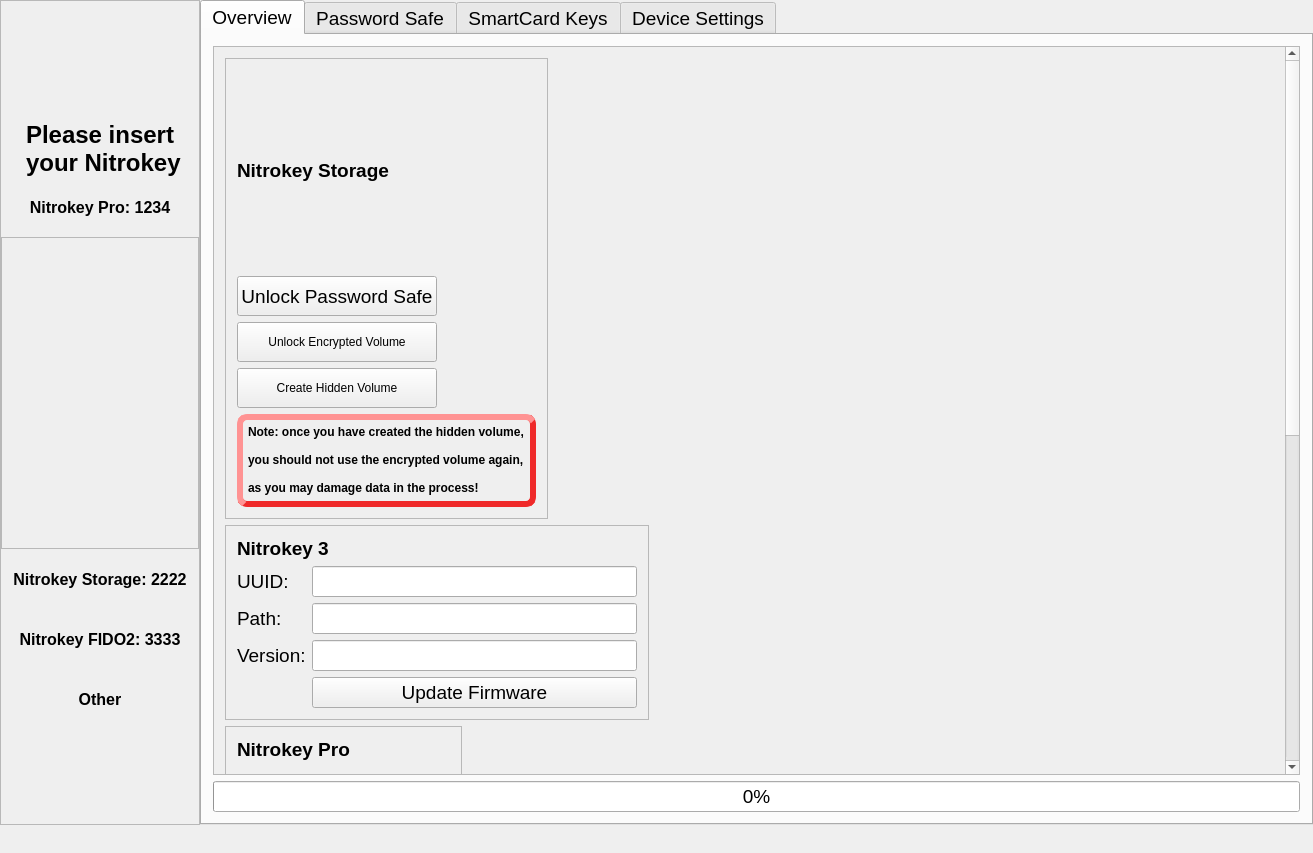
First picture: the form in nitropyapp/ui/mainwindow_alternative.ui, repository Nitrokey/nitrokey-app2, before the edit.
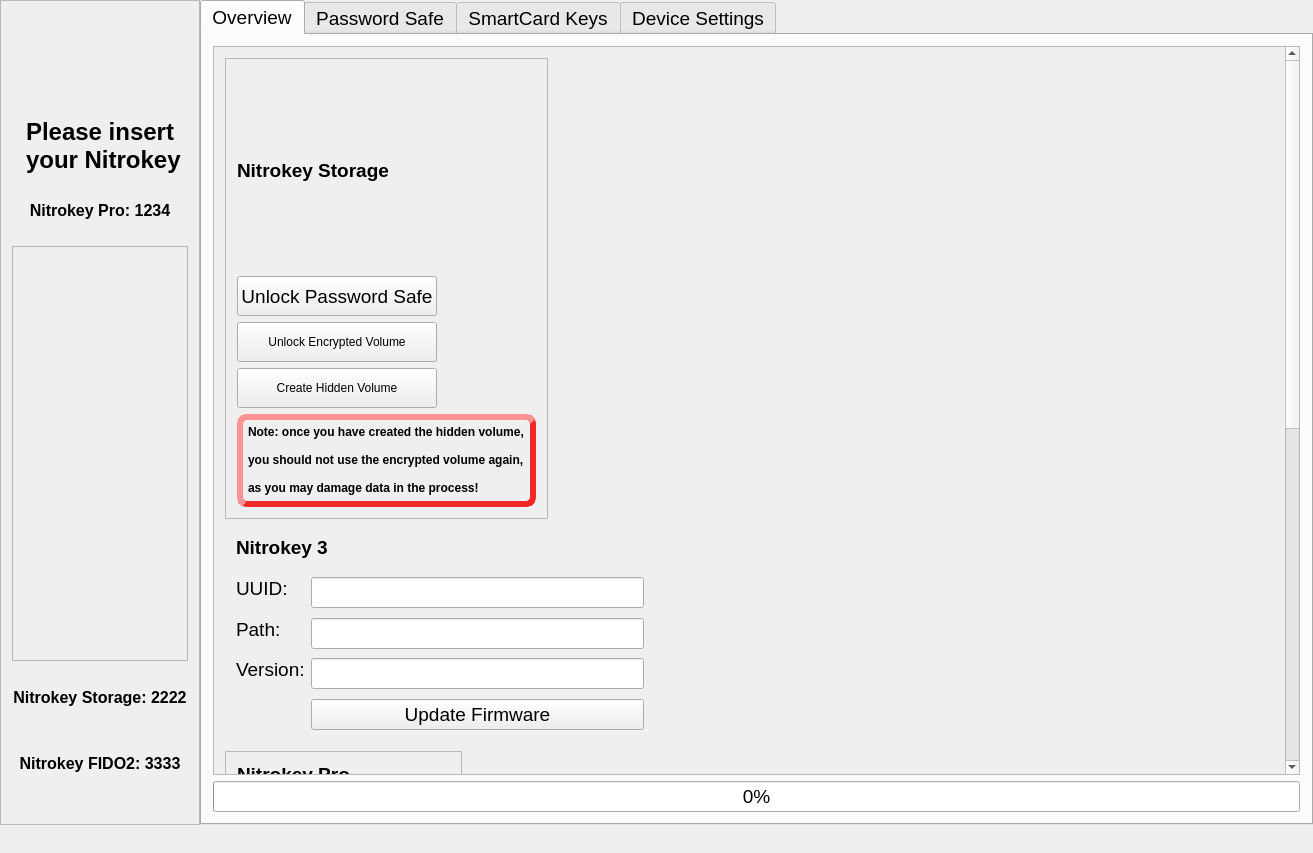
Second picture: the form after the edit. Icons and pictures are not drawn.

Commit message: adjusted button location

The edit to the form file:
```diff
--- a/nitropyapp/ui/mainwindow_alternative.ui
+++ b/nitropyapp/ui/mainwindow_alternative.ui
@@ -84,107 +84,8 @@
       <property name="frameShadow">
        <enum>QFrame::Raised</enum>
       </property>
-      <layout class="QVBoxLayout" name="verticalLayout_18">
-       <property name="spacing">
-        <number>0</number>
-       </property>
-       <property name="leftMargin">
-        <number>0</number>
-       </property>
-       <property name="topMargin">
-        <number>0</number>
-       </property>
-       <property name="rightMargin">
-        <number>0</number>
-       </property>
-       <property name="bottomMargin">
-        <number>0</number>
-       </property>
-       <item>
-        <spacer name="verticalSpacer_9">
-         <property name="orientation">
-          <enum>Qt::Vertical</enum>
-         </property>
-         <property name="sizeType">
-          <enum>QSizePolicy::Fixed</enum>
-         </property>
-         <property name="sizeHint" stdset="0">
-          <size>
-           <width>20</width>
-           <height>10</height>
-          </size>
-         </property>
-        </spacer>
-       </item>
-       <item alignment="Qt::AlignHCenter|Qt::AlignTop">
-        <widget class="QLabel" name="label_8">
-         <property name="sizePolicy">
-          <sizepolicy hsizetype="Fixed" vsizetype="Fixed">
-           <horstretch>0</horstretch>
-           <verstretch>0</verstretch>
-          </sizepolicy>
-         </property>
-         <property name="minimumSize">
-          <size>
-           <width>100</width>
-           <height>100</height>
-          </size>
-         </property>
-         <property name="maximumSize">
-          <size>
-           <width>50</width>
-           <height>100</height>
-          </size>
-         </property>
-         <property name="text">
-          <string/>
-         </property>
-         <property name="pixmap">
-          <pixmap resource="resources.qrc">:/images/new/icon_NK.svg</pixmap>
-         </property>
-         <property name="scaledContents">
-          <bool>true</bool>
-         </property>
-         <property name="alignment">
-          <set>Qt::AlignJustify|Qt::AlignVCenter</set>
-         </property>
-        </widget>
-       </item>
-       <item>
-        <spacer name="verticalSpacer_12">
-         <property name="orientation">
-          <enum>Qt::Vertical</enum>
-         </property>
-         <property name="sizeType">
-          <enum>QSizePolicy::Fixed</enum>
-         </property>
-         <property name="sizeHint" stdset="0">
-          <size>
-           <width>20</width>
-           <height>10</height>
-          </size>
-         </property>
-        </spacer>
-       </item>
-       <item alignment="Qt::AlignTop">
-        <widget class="QLabel" name="label_insert_Nitrokey">
-         <property name="font">
-          <font>
-           <pointsize>18</pointsize>
-           <weight>75</weight>
-           <bold>true</bold>
-          </font>
-         </property>
-         <property name="text">
-          <string>Please insert
- your Nitrokey</string>
-         </property>
-         <property name="alignment">
-          <set>Qt::AlignCenter</set>
-         </property>
-        </widget>
-       </item>
-       <item>
+      <layout class="QGridLayout" name="gridLayout_14">
+       <item row="2" column="0" colspan="4">
         <widget class="QPushButton" name="pushButton_pro">
          <property name="sizePolicy">
           <sizepolicy hsizetype="Preferred" vsizetype="Preferred">
@@ -227,7 +128,43 @@
          </property>
         </widget>
        </item>
-       <item>
+       <item row="6" column="0">
+        <widget class="QPushButton" name="btn_about">
+         <property name="sizePolicy">
+          <sizepolicy hsizetype="Preferred" vsizetype="Fixed">
+           <horstretch>0</horstretch>
+           <verstretch>0</verstretch>
+          </sizepolicy>
+         </property>
+         <property name="font">
+          <font>
+           <stylestrategy>PreferDefault</stylestrategy>
+          </font>
+         </property>
+         <property name="styleSheet">
+          <string notr="true">QPushButton {
+	border: none;
+	} </string>
+         </property>
+         <property name="text">
+          <string/>
+         </property>
+         <property name="icon">
+          <iconset resource="resources.qrc">
+           <normaloff>:/images/new/icon_about_nitrokey.svg</normaloff>:/images/new/icon_about_nitrokey.svg</iconset>
+         </property>
+         <property name="iconSize">
+          <size>
+           <width>30</width>
+           <height>30</height>
+          </size>
+         </property>
+         <property name="flat">
+          <bool>false</bool>
+         </property>
+        </widget>
+       </item>
+       <item row="3" column="0" colspan="4">
         <widget class="QScrollArea" name="Nitrokeys">
          <property name="widgetResizable">
           <bool>true</bool>
@@ -237,14 +174,55 @@
            <rect>
             <x>0</x>
             <y>0</y>
-            <width>196</width>
-            <height>155</height>
+            <width>178</width>
+            <height>376</height>
            </rect>
           </property>
+          <layout class="QVBoxLayout" name="verticalLayout_9"/>
          </widget>
         </widget>
        </item>
-       <item>
+       <item row="0" column="1" colspan="3">
+        <widget class="QLabel" name="label_8">
+         <property name="sizePolicy">
+          <sizepolicy hsizetype="Fixed" vsizetype="Fixed">
+           <horstretch>0</horstretch>
+           <verstretch>0</verstretch>
+          </sizepolicy>
+         </property>
+         <property name="minimumSize">
+          <size>
+           <width>100</width>
+           <height>100</height>
+          </size>
+         </property>
+         <property name="maximumSize">
+          <size>
+           <width>50</width>
+           <height>100</height>
+          </size>
+         </property>
+         <property name="layoutDirection">
+          <enum>Qt::LeftToRight</enum>
+         </property>
+         <property name="lineWidth">
+          <number>1</number>
+         </property>
+         <property name="text">
+          <string/>
+         </property>
+         <property name="pixmap">
+          <pixmap resource="resources.qrc">:/images/new/icon_NK.svg</pixmap>
+         </property>
+         <property name="scaledContents">
+          <bool>true</bool>
+         </property>
+         <property name="alignment">
+          <set>Qt::AlignJustify|Qt::AlignVCenter</set>
+         </property>
+        </widget>
+       </item>
+       <item row="4" column="0" colspan="4">
         <widget class="QPushButton" name="pushButton_storage">
          <property name="sizePolicy">
           <sizepolicy hsizetype="Preferred" vsizetype="Preferred">
@@ -278,7 +256,75 @@
          </property>
         </widget>
        </item>
-       <item>
+       <item row="6" column="1">
+        <widget class="QPushButton" name="btn_dial_help">
+         <property name="sizePolicy">
+          <sizepolicy hsizetype="Preferred" vsizetype="Fixed">
+           <horstretch>0</horstretch>
+           <verstretch>0</verstretch>
+          </sizepolicy>
+         </property>
+         <property name="cursor">
+          <cursorShape>ArrowCursor</cursorShape>
+         </property>
+         <property name="mouseTracking">
+          <bool>false</bool>
+         </property>
+         <property name="styleSheet">
+          <string notr="true">QPushButton {
+	border: none;
+	} </string>
+         </property>
+         <property name="text">
+          <string/>
+         </property>
+         <property name="icon">
+          <iconset resource="resources.qrc">
+           <normaloff>:/images/new/icon_fragezeichen.svg</normaloff>:/images/new/icon_fragezeichen.svg</iconset>
+         </property>
+         <property name="iconSize">
+          <size>
+           <width>30</width>
+           <height>30</height>
+          </size>
+         </property>
+         <property name="flat">
+          <bool>false</bool>
+         </property>
+        </widget>
+       </item>
+       <item row="6" column="3">
+        <widget class="QPushButton" name="btn_dial_lock">
+         <property name="sizePolicy">
+          <sizepolicy hsizetype="Preferred" vsizetype="Fixed">
+           <horstretch>0</horstretch>
+           <verstretch>0</verstretch>
+          </sizepolicy>
+         </property>
+         <property name="styleSheet">
+          <string notr="true">QPushButton {
+	border: none;
+	} </string>
+         </property>
+         <property name="text">
+          <string/>
+         </property>
+         <property name="icon">
+          <iconset resource="resources.qrc">
+           <normaloff>:/images/new/icon_unsafe.svg</normaloff>:/images/new/icon_unsafe.svg</iconset>
+         </property>
+         <property name="iconSize">
+          <size>
+           <width>30</width>
+           <height>30</height>
+          </size>
+         </property>
+         <property name="flat">
+          <bool>false</bool>
+         </property>
+        </widget>
+       </item>
+       <item row="5" column="0" colspan="4">
         <widget class="QPushButton" name="pushButton_fido2">
          <property name="sizePolicy">
           <sizepolicy hsizetype="Preferred" vsizetype="Preferred">
@@ -315,120 +361,25 @@
          </property>
         </widget>
        </item>
-       <item>
-        <widget class="QPushButton" name="pushButton_others">
-         <property name="sizePolicy">
-          <sizepolicy hsizetype="Preferred" vsizetype="Preferred">
-           <horstretch>0</horstretch>
-           <verstretch>0</verstretch>
-          </sizepolicy>
-         </property>
-         <property name="minimumSize">
-          <size>
-           <width>60</width>
-           <height>60</height>
-          </size>
-         </property>
+       <item row="1" column="0" colspan="4">
+        <widget class="QLabel" name="label_insert_Nitrokey">
          <property name="font">
           <font>
-           <pointsize>12</pointsize>
+           <pointsize>18</pointsize>
            <weight>75</weight>
            <bold>true</bold>
           </font>
          </property>
-         <property name="styleSheet">
-          <string notr="true">QPushButton {
-	border: none; 
-	}</string>
-         </property>
          <property name="text">
-          <string>Other</string>
+          <string>Please insert
+ your Nitrokey</string>
          </property>
-         <property name="checkable">
-          <bool>true</bool>
+         <property name="alignment">
+          <set>Qt::AlignCenter</set>
          </property>
         </widget>
        </item>
-       <item>
-        <spacer name="verticalSpacer_4">
-         <property name="orientation">
-          <enum>Qt::Vertical</enum>
-         </property>
-         <property name="sizeType">
-          <enum>QSizePolicy::Preferred</enum>
-         </property>
-         <property name="sizeHint" stdset="0">
-          <size>
-           <width>20</width>
-           <height>20</height>
-          </size>
-         </property>
-        </spacer>
-       </item>
-       <item>
-        <widget class="QPushButton" name="btn_dial_quit">
-         <property name="sizePolicy">
-          <sizepolicy hsizetype="Preferred" vsizetype="Fixed">
-           <horstretch>0</horstretch>
-           <verstretch>0</verstretch>
-          </sizepolicy>
-         </property>
-         <property name="styleSheet">
-          <string notr="true">QPushButton { border: none; }</string>
-         </property>
-         <property name="text">
-          <string/>
-         </property>
-         <property name="icon">
-          <iconset resource="resources.qrc">
-           <normaloff>:/images/new/icon_quit.svg</normaloff>:/images/new/icon_quit.svg</iconset>
-         </property>
-         <property name="iconSize">
-          <size>
-           <width>40</width>
-           <height>40</height>
-          </size>
-         </property>
-         <property name="default">
-          <bool>false</bool>
-         </property>
-         <property name="flat">
-          <bool>false</bool>
-         </property>
-        </widget>
-       </item>
-       <item>
-        <widget class="QPushButton" name="btn_dial_lock">
-         <property name="sizePolicy">
-          <sizepolicy hsizetype="Preferred" vsizetype="Fixed">
-           <horstretch>0</horstretch>
-           <verstretch>0</verstretch>
-          </sizepolicy>
-         </property>
-         <property name="styleSheet">
-          <string notr="true">QPushButton {
-	border: none;
-	} </string>
-         </property>
-         <property name="text">
-          <string/>
-         </property>
-         <property name="icon">
-          <iconset resource="resources.qrc">
-           <normaloff>:/images/new/icon_unsafe.svg</normaloff>:/images/new/icon_unsafe.svg</iconset>
-         </property>
-         <property name="iconSize">
-          <size>
-           <width>40</width>
-           <height>40</height>
-          </size>
-         </property>
-         <property name="flat">
-          <bool>false</bool>
-         </property>
-        </widget>
-       </item>
-       <item>
+       <item row="6" column="2">
         <widget class="QPushButton" name="btn_settings">
          <property name="sizePolicy">
           <sizepolicy hsizetype="Preferred" vsizetype="Fixed">
@@ -450,96 +401,12 @@
          </property>
          <property name="iconSize">
           <size>
-           <width>40</width>
-           <height>40</height>
+           <width>30</width>
+           <height>30</height>
           </size>
          </property>
         </widget>
        </item>
-       <item>
-        <widget class="QPushButton" name="btn_dial_help">
-         <property name="sizePolicy">
-          <sizepolicy hsizetype="Preferred" vsizetype="Fixed">
-           <horstretch>0</horstretch>
-           <verstretch>0</verstretch>
-          </sizepolicy>
-         </property>
-         <property name="cursor">
-          <cursorShape>ArrowCursor</cursorShape>
-         </property>
-         <property name="mouseTracking">
-          <bool>false</bool>
-         </property>
-         <property name="styleSheet">
-          <string notr="true">QPushButton {
-	border: none;
-	} </string>
-         </property>
-         <property name="text">
-          <string/>
-         </property>
-         <property name="icon">
-          <iconset resource="resources.qrc">
-           <normaloff>:/images/new/icon_fragezeichen.svg</normaloff>:/images/new/icon_fragezeichen.svg</iconset>
-         </property>
-         <property name="iconSize">
-          <size>
-           <width>40</width>
-           <height>40</height>
-          </size>
-         </property>
-         <property name="flat">
-          <bool>false</bool>
-         </property>
-        </widget>
-       </item>
-       <item>
-        <widget class="QPushButton" name="btn_about">
-         <property name="sizePolicy">
-          <sizepolicy hsizetype="Preferred" vsizetype="Fixed">
-           <horstretch>0</horstretch>
-           <verstretch>0</verstretch>
-          </sizepolicy>
-         </property>
-         <property name="styleSheet">
-          <string notr="true">QPushButton {
-	border: none;
-	} </string>
-         </property>
-         <property name="text">
-          <string/>
-         </property>
-         <property name="icon">
-          <iconset resource="resources.qrc">
-           <normaloff>:/images/new/icon_about_nitrokey.svg</normaloff>:/images/new/icon_about_nitrokey.svg</iconset>
-         </property>
-         <property name="iconSize">
-          <size>
-           <width>40</width>
-           <height>40</height>
-          </size>
-         </property>
-         <property name="flat">
-          <bool>false</bool>
-         </property>
-        </widget>
-       </item>
-       <item>
-        <spacer name="verticalSpacer">
-         <property name="orientation">
-          <enum>Qt::Vertical</enum>
-         </property>
-         <property name="sizeType">
-          <enum>QSizePolicy::Fixed</enum>
-         </property>
-         <property name="sizeHint" stdset="0">
-          <size>
-           <width>20</width>
-           <height>5</height>
-          </size>
-         </property>
-        </spacer>
-       </item>
       </layout>
      </widget>
     </item>
@@ -554,6 +421,12 @@
         <verstretch>0</verstretch>
        </sizepolicy>
       </property>
+      <property name="minimumSize">
+       <size>
+        <width>600</width>
+        <height>400</height>
+       </size>
+      </property>
       <property name="font">
        <font>
         <pointsize>14</pointsize>
@@ -603,9 +476,9 @@
            <property name="geometry">
             <rect>
              <x>0</x>
-             <y>-411</y>
+             <y>0</y>
              <width>1075</width>
-             <height>1332</height>
+             <height>1366</height>
             </rect>
            </property>
            <layout class="QVBoxLayout" name="verticalLayout_3">
@@ -772,28 +645,14 @@
                 <verstretch>0</verstretch>
                </sizepolicy>
               </property>
-              <property name="frameShape">
-               <enum>QFrame::StyledPanel</enum>
-              </property>
-              <property name="frameShadow">
-               <enum>QFrame::Raised</enum>
+              <property name="minimumSize">
+               <size>
+                <width>430</width>
+                <height>220</height>
+               </size>
               </property>
               <layout class="QGridLayout" name="gridLayout_13" rowstretch="0,0,0,0,0">
-               <item row="1" column="0">
-                <widget class="QLabel" name="label_35">
-                 <property name="text">
-                  <string>UUID:</string>
-                 </property>
-                </widget>
-               </item>
-               <item row="3" column="0">
-                <widget class="QLabel" name="label_39">
-                 <property name="text">
-                  <string>Version:</string>
-                 </property>
-                </widget>
-               </item>
-               <item row="1" column="1">
+               <item row="1" column="1" alignment="Qt::AlignTop">
                 <widget class="QLineEdit" name="nk3_lineedit_1">
                  <property name="sizePolicy">
                   <sizepolicy hsizetype="Expanding" vsizetype="Fixed">
@@ -807,40 +666,15 @@
                    <height>0</height>
                   </size>
                  </property>
-                 <property name="readOnly">
-                  <bool>true</bool>
+                 <property name="alignment">
+                  <set>Qt::AlignLeading|Qt::AlignLeft|Qt::AlignVCenter</set>
                  </property>
-                </widget>
-               </item>
-               <item row="2" column="1">
-                <widget class="QLineEdit" name="nk3_lineedit_2">
                  <property name="readOnly">
                   <bool>true</bool>
                  </property>
                 </widget>
                </item>
-               <item row="4" column="1">
-                <widget class="QPushButton" name="update_nk3_btn">
-                 <property name="text">
-                  <string>Update Firmware</string>
-                 </property>
-                </widget>
-               </item>
-               <item row="2" column="0">
-                <widget class="QLabel" name="label_38">
-                 <property name="text">
-                  <string>Path:</string>
-                 </property>
-                </widget>
-               </item>
-               <item row="3" column="1">
-                <widget class="QLineEdit" name="nk3_lineedit_3">
-                 <property name="readOnly">
-                  <bool>true</bool>
-                 </property>
-                </widget>
-               </item>
-               <item row="0" column="0" colspan="2">
+               <item row="0" column="0" colspan="2" alignment="Qt::AlignTop">
                 <widget class="QLabel" name="label_nk3">
                  <property name="sizePolicy">
                   <sizepolicy hsizetype="Minimum" vsizetype="Preferred">
@@ -868,6 +702,63 @@
                  </property>
                 </widget>
                </item>
+               <item row="2" column="1" alignment="Qt::AlignTop">
+                <widget class="QLineEdit" name="nk3_lineedit_2">
+                 <property name="alignment">
+                  <set>Qt::AlignLeading|Qt::AlignLeft|Qt::AlignVCenter</set>
+                 </property>
+                 <property name="readOnly">
+                  <bool>true</bool>
+                 </property>
+                </widget>
+               </item>
+               <item row="3" column="1" alignment="Qt::AlignTop">
+                <widget class="QLineEdit" name="nk3_lineedit_3">
+                 <property name="alignment">
+                  <set>Qt::AlignLeading|Qt::AlignLeft|Qt::AlignVCenter</set>
+                 </property>
+                 <property name="readOnly">
+                  <bool>true</bool>
+                 </property>
+                </widget>
+               </item>
+               <item row="2" column="0" alignment="Qt::AlignTop">
+                <widget class="QLabel" name="label_38">
+                 <property name="text">
+                  <string>Path:</string>
+                 </property>
+                 <property name="alignment">
+                  <set>Qt::AlignLeading|Qt::AlignLeft|Qt::AlignVCenter</set>
+                 </property>
+                </widget>
+               </item>
+               <item row="1" column="0" alignment="Qt::AlignTop">
+                <widget class="QLabel" name="label_35">
+                 <property name="text">
+                  <string>UUID:</string>
+                 </property>
+                 <property name="alignment">
+                  <set>Qt::AlignLeading|Qt::AlignLeft|Qt::AlignVCenter</set>
+                 </property>
+                </widget>
+               </item>
+               <item row="3" column="0" alignment="Qt::AlignTop">
+                <widget class="QLabel" name="label_39">
+                 <property name="text">
+                  <string>Version:</string>
+                 </property>
+                 <property name="alignment">
+                  <set>Qt::AlignLeading|Qt::AlignLeft|Qt::AlignVCenter</set>
+                 </property>
+                </widget>
+               </item>
+               <item row="4" column="1" alignment="Qt::AlignTop">
+                <widget class="QPushButton" name="update_nk3_btn">
+                 <property name="text">
+                  <string>Update Firmware</string>
+                 </property>
+                </widget>
+               </item>
               </layout>
              </widget>
             </item>
```
Left out of the diff: 14 changed lines with no effect on the pictures.
